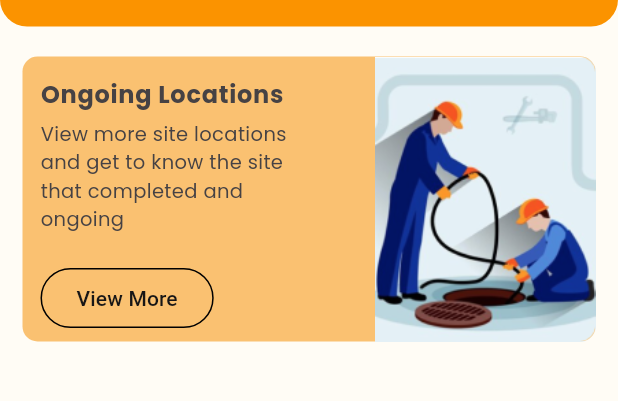
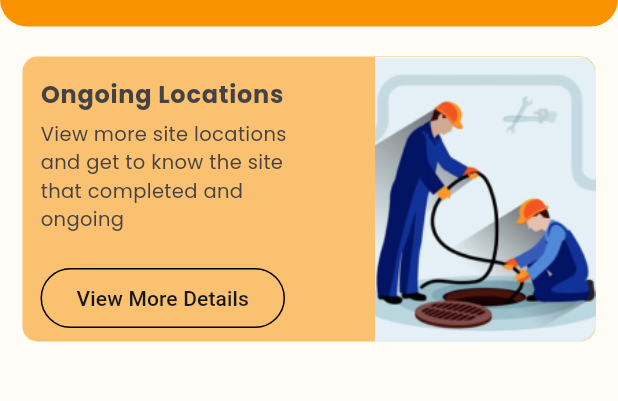
Before and after one commit to Hiru1003/SEALTECH, a Flutter app: the screen it shows after launch, on a phone screen of 412 x 824 dp, the part 71-472 px from its top. Run offline on Flutter 3.47's test engine with Material 3 defaults, Android fonts, the phone set to English and light mode, and no system bars; our stand-ins replace google_fonts.

Commit message:
modify: button text

```diff
--- a/sealtech/lib/Employee/Home.dart
+++ b/sealtech/lib/Employee/Home.dart
@@ -96,7 +96,7 @@ class _Home_PageState extends State<Home_Page> {
                             borderRadius: BorderRadius.circular(20.0),
                           ),
                         ),
-                        child: const Text('View More'),
+                        child: const Text('View More Details'),
                       ),
                       SizedBox(height: 5),
                     ],
```
